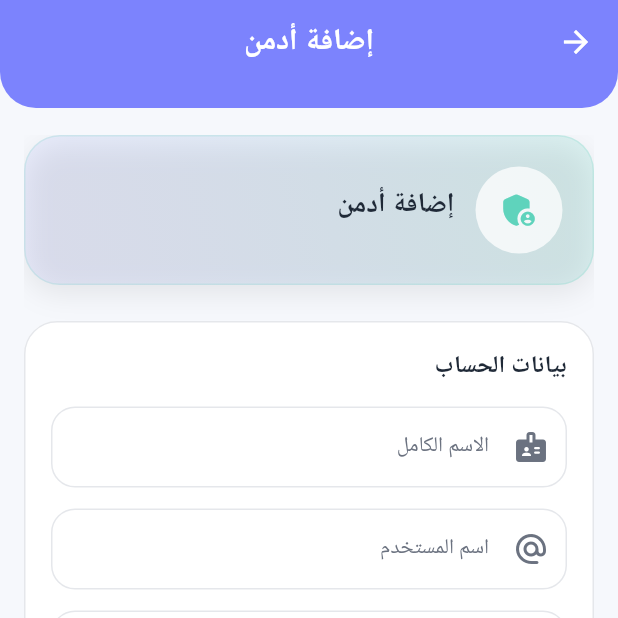
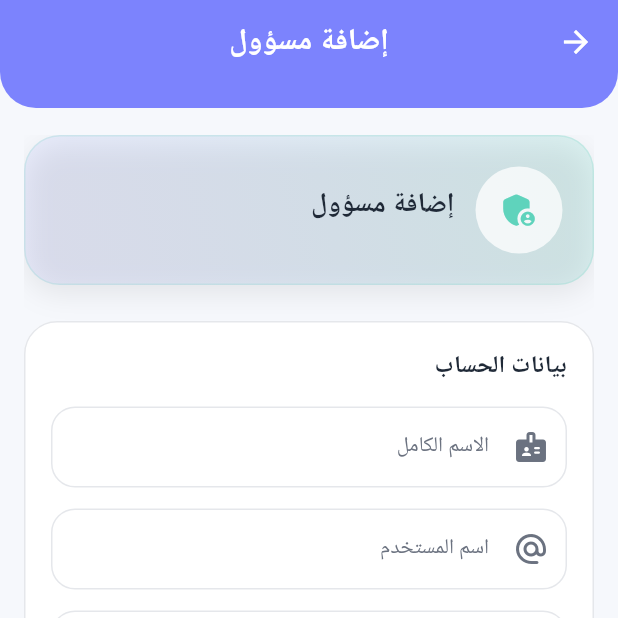
Before and after one commit to s12218042-spec/tammni_app, a Flutter app: the AddAdminPage screen opened directly, on a phone screen of 412 x 824 dp, the top half of it. Run offline on Flutter 3.47's test engine with Material 3 defaults, Android fonts, the phone set to English and light mode, and no system bars; our stand-ins replace audioplayers, cloud_firestore, firebase_auth, firebase_core, firebase_messaging, flutter_local_notifications and 5 more; missing offline and left inert: flutter_webrtc, record; accounts and stored records are empty; Roboto replaces fonts that are missing (Cairo).

Commit message:
Edit labels

```diff
--- a/lib/pages/add_admin_page.dart
+++ b/lib/pages/add_admin_page.dart
@@ -159,7 +159,7 @@ Widget buildSectionTitle(String title, String subtitle) {
               crossAxisAlignment: CrossAxisAlignment.start,
               children: [
                 Text(
-                  'إضافة أدمن',
+                  'إضافة مسؤول',
                   style: Theme.of(context).textTheme.titleLarge?.copyWith(
                         fontWeight: FontWeight.w800,
                         color: AppColors.textDark,
@@ -516,7 +516,7 @@ Widget buildSectionTitle(String title, String subtitle) {
   @override
   Widget build(BuildContext context) {
     return AppPageScaffold(
-      title: 'إضافة أدمن',
+      title: 'إضافة مسؤول',
       child: Form(
         key: _formKey,
         child: ListView(
--- a/lib/pages/admin_add_user_page.dart
+++ b/lib/pages/admin_add_user_page.dart
@@ -44,7 +44,7 @@ class AdminAddUserPage extends StatelessWidget {
 },
           ),
           _AccountTypeCard(
-            title: 'إضافة أدمن',
+            title: 'إضافة مسؤول',
             subtitle:
                 '',
             icon: Icons.admin_panel_settings_rounded,
```
